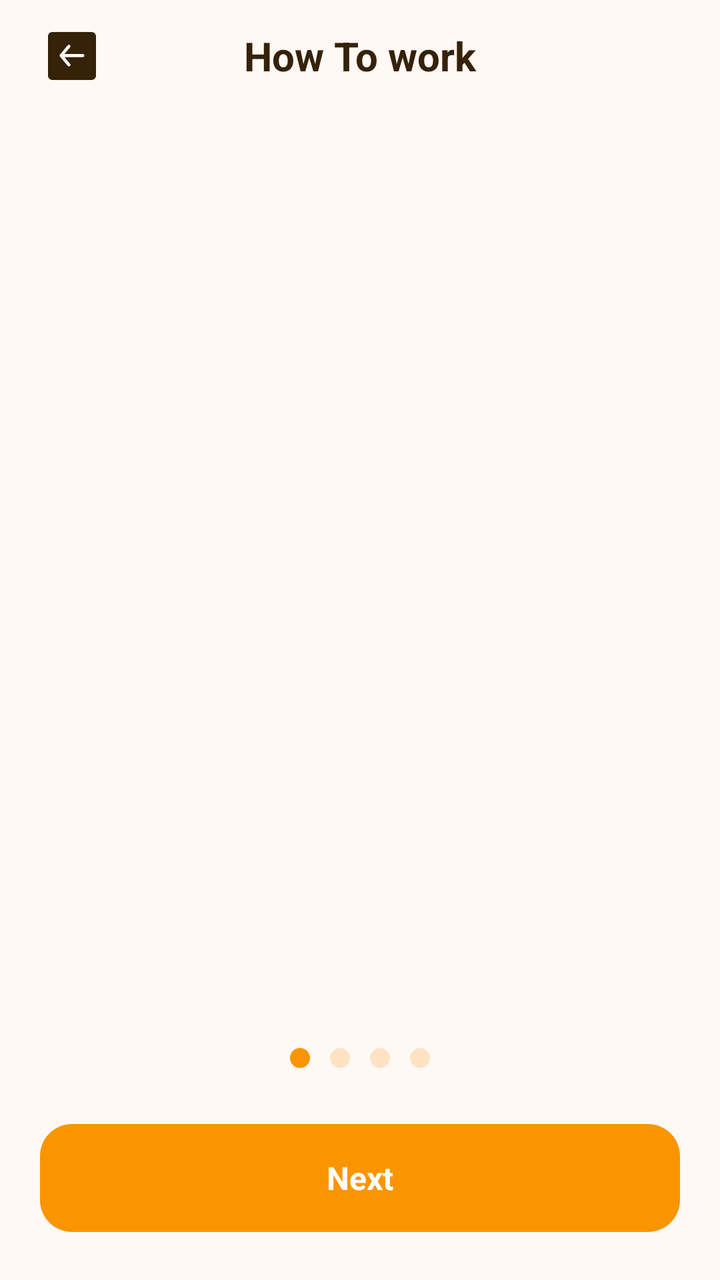
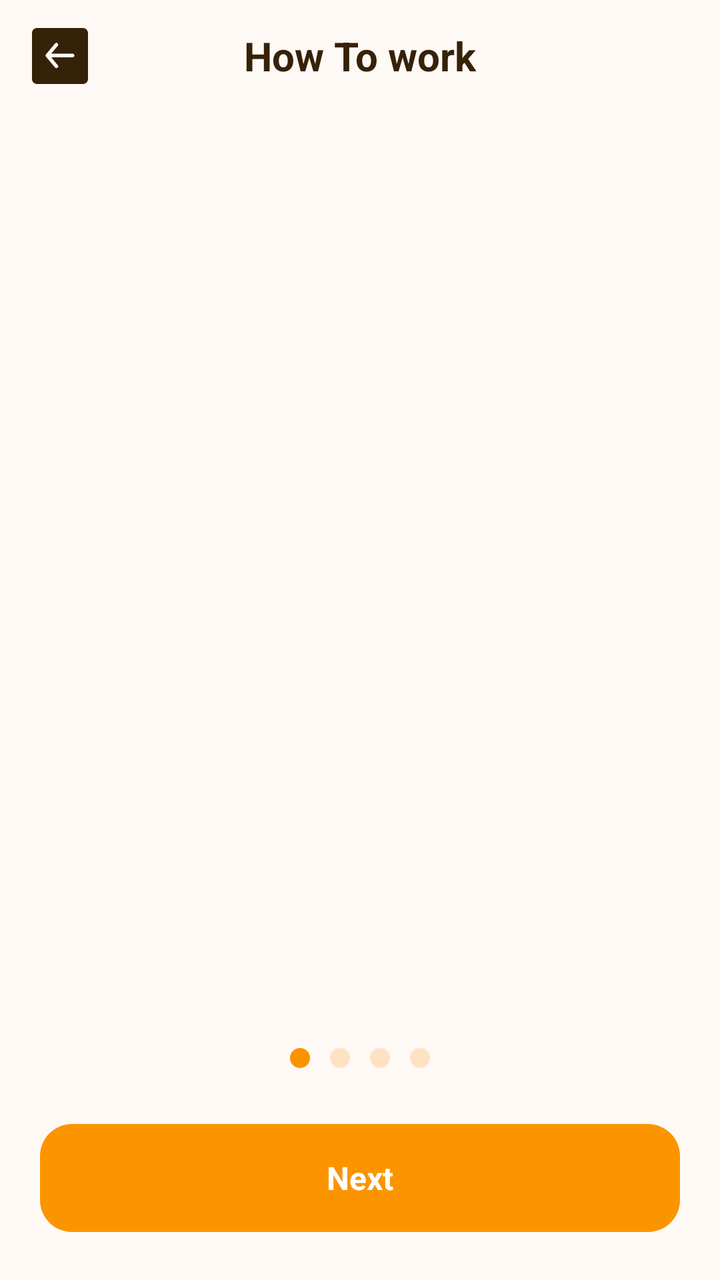

Before-and-after screenshots of an Android layout around one commit, followed by the original layout XML and the change that was made.
<!-- AndroidManifest.xml: application theme Theme.XXVIVideoDownloader -->
<!-- res/layout/activity_how_to_work.xml -->
<?xml version="1.0" encoding="utf-8"?>
<androidx.constraintlayout.widget.ConstraintLayout xmlns:android="http://schemas.android.com/apk/res/android"
    xmlns:app="http://schemas.android.com/apk/res-auto"
    xmlns:tools="http://schemas.android.com/tools"
    android:id="@+id/llHowToWorkRoot"
    android:layout_width="match_parent"
    android:layout_height="match_parent"
    android:background="@color/bg_home_cream">

    
    <FrameLayout
        android:id="@+id/howToWorkTopBar"
        android:layout_width="match_parent"
        android:layout_height="56dp"
        app:layout_constraintTop_toTopOf="parent"
        app:layout_constraintStart_toStartOf="parent"
        app:layout_constraintEnd_toEndOf="parent">

        <ImageView
            android:id="@+id/btnHowToWorkBack"
            android:layout_width="40dp"
            android:layout_height="40dp"
            android:layout_gravity="start|center_vertical"
            android:layout_marginStart="16dp"
            android:background="?attr/selectableItemBackgroundBorderless"
            android:clickable="true"
            android:focusable="true"
            android:padding="8dp"
            android:scaleType="fitCenter"
            android:src="@drawable/ic_settings_back"
            android:contentDescription="Back" />

        <TextView
            android:id="@+id/tvHowToWorkTitle"
            android:layout_width="wrap_content"
            android:layout_height="wrap_content"
            android:layout_gravity="center"
            android:text="How To work"
            android:textColor="@color/text_dark_brown"
            android:textSize="20sp"
            android:textStyle="bold" />
    </FrameLayout>

    
    <androidx.viewpager2.widget.ViewPager2
        android:id="@+id/vpHowToWork"
        android:layout_width="match_parent"
        android:layout_height="0dp"
        android:overScrollMode="never"
        app:layout_constraintTop_toBottomOf="@id/howToWorkTopBar"
        app:layout_constraintBottom_toTopOf="@id/llDotsIndicator"
        app:layout_constraintStart_toStartOf="parent"
        app:layout_constraintEnd_toEndOf="parent" />

    
    <LinearLayout
        android:id="@+id/llDotsIndicator"
        android:layout_width="wrap_content"
        android:layout_height="wrap_content"
        android:layout_marginBottom="28dp"
        android:gravity="center"
        android:orientation="horizontal"
        app:layout_constraintStart_toStartOf="parent"
        app:layout_constraintEnd_toEndOf="parent"
        app:layout_constraintBottom_toTopOf="@id/btnHowToWorkAction">

        <View
            android:id="@+id/dot1"
            android:layout_width="10dp"
            android:layout_height="10dp"
            android:layout_marginHorizontal="5dp"
            android:background="@drawable/bg_indicator_dot_active" />

        <View
            android:id="@+id/dot2"
            android:layout_width="10dp"
            android:layout_height="10dp"
            android:layout_marginHorizontal="5dp"
            android:background="@drawable/bg_indicator_dot_inactive" />

        <View
            android:id="@+id/dot3"
            android:layout_width="10dp"
            android:layout_height="10dp"
            android:layout_marginHorizontal="5dp"
            android:background="@drawable/bg_indicator_dot_inactive" />

        <View
            android:id="@+id/dot4"
            android:layout_width="10dp"
            android:layout_height="10dp"
            android:layout_marginHorizontal="5dp"
            android:background="@drawable/bg_indicator_dot_inactive" />
    </LinearLayout>

    
    <TextView
        android:id="@+id/btnHowToWorkAction"
        android:layout_width="match_parent"
        android:layout_height="54dp"
        android:layout_marginHorizontal="20dp"
        android:layout_marginBottom="24dp"
        android:background="@drawable/bg_how_to_work_btn"
        android:clickable="true"
        android:focusable="true"
        android:gravity="center"
        android:text="Next"
        android:textColor="@color/white"
        android:textSize="16sp"
        android:textStyle="bold"
        app:layout_constraintStart_toStartOf="parent"
        app:layout_constraintEnd_toEndOf="parent"
        app:layout_constraintBottom_toBottomOf="parent" />

</androidx.constraintlayout.widget.ConstraintLayout>
<!-- resources referenced by this layout -->
<resources>
  <color name="bg_home_cream">#FFF9F5</color>
  <color name="text_dark_brown">#352208</color>
  <color name="white">#FFFFFFFF</color>
  <!-- drawable bg_how_to_work_btn (drawable) -->
  <?xml version="1.0" encoding="utf-8"?>
  <ripple xmlns:android="http://schemas.android.com/apk/res/android"
      android:color="#33FFFFFF">
      <item>
          <shape android:shape="rectangle">
              <solid android:color="@color/primary_orange" />
              <corners android:radius="16dp" />
          </shape>
      </item>
  </ripple>
  <!-- drawable bg_indicator_dot_active (drawable) -->
  <?xml version="1.0" encoding="utf-8"?>
  <shape xmlns:android="http://schemas.android.com/apk/res/android"
      android:shape="oval">
      <solid android:color="@color/primary_orange" />
      <size
          android:width="10dp"
          android:height="10dp" />
  </shape>
  <!-- drawable bg_indicator_dot_inactive (drawable) -->
  <?xml version="1.0" encoding="utf-8"?>
  <shape xmlns:android="http://schemas.android.com/apk/res/android"
      android:shape="oval">
      <solid android:color="#FFE2C4" />
      <size
          android:width="10dp"
          android:height="10dp" />
  </shape>
  <!-- drawable ic_settings_back (drawable) -->
  <vector xmlns:android="http://schemas.android.com/apk/res/android"
      android:width="28dp"
      android:height="28dp"
      android:viewportWidth="28"
      android:viewportHeight="28">
      <path
          android:fillColor="#FF352208"
          android:pathData="M0 2.53c0-1.4 1.13-2.53 2.53-2.53h22.94c0.67 0 1.31 0.27 1.79 0.74 0.47 0.47 0.74 1.12 0.74 1.79v22.94c0 0.67-0.27 1.31-0.74 1.79-0.47 0.47-1.12 0.74-1.79 0.74h-22.94c-0.67 0-1.31-0.27-1.79-0.74-0.47-0.47-0.74-1.12-0.74-1.79z"/>
      <path
          android:fillColor="#FFFFF9F5"
          android:pathData="M20.32 12.84H9.62l3.27-3.93c0.15-0.19 0.23-0.43 0.2-0.67-0.02-0.23-0.13-0.45-0.32-0.6-0.18-0.16-0.42-0.23-0.66-0.21-0.24 0.02-0.46 0.14-0.61 0.32l-4.52 5.42L6.9 13.3c0 0.05 0 0.08-0.06 0.12-0.04 0.1-0.06 0.22-0.07 0.33 0 0.1 0.03 0.22 0.07 0.32 0 0.05 0 0.07 0.06 0.12l0.08 0.14 4.52 5.41c0.08 0.1 0.19 0.19 0.31 0.24 0.12 0.06 0.25 0.09 0.38 0.09 0.21 0 0.42-0.07 0.58-0.2 0.1-0.08 0.17-0.18 0.22-0.28 0.06-0.1 0.1-0.22 0.1-0.34 0.02-0.12 0-0.24-0.03-0.35-0.04-0.11-0.1-0.22-0.17-0.31L9.6 14.65h10.71c0.24 0 0.47-0.1 0.64-0.26 0.17-0.17 0.27-0.4 0.27-0.64s-0.1-0.47-0.27-0.64c-0.17-0.17-0.4-0.27-0.64-0.27Z"/>
  </vector>
  <style name="Theme.XXVIVideoDownloader" parent="Base.Theme.XXVIVideoDownloader" />
  <color name="primary_orange">#FA9500</color>
  <style name="Base.Theme.XXVIVideoDownloader" parent="Theme.Material3.DayNight.NoActionBar">
          <item name="android:windowBackground">@color/bg_home_cream</item>
          <item name="android:statusBarColor">@color/bg_home_cream</item>
          <item name="android:windowLightStatusBar" tools:targetApi="m">true</item>
          <item name="android:navigationBarColor">@color/bg_home_cream</item>
          <item name="android:windowLightNavigationBar" tools:targetApi="o_mr1">true</item>
      </style>
</resources>

<!-- the commit's change to res/layout/activity_how_to_work.xml (unified diff, before → after) -->
@@ -18,16 +18,15 @@
 
         <ImageView
             android:id="@+id/btnHowToWorkBack"
-            android:layout_width="40dp"
-            android:layout_height="40dp"
+            android:layout_width="28dp"
+            android:layout_height="28dp"
             android:layout_gravity="start|center_vertical"
             android:layout_marginStart="16dp"
             android:background="?attr/selectableItemBackgroundBorderless"
             android:clickable="true"
             android:focusable="true"
-            android:padding="8dp"
             android:scaleType="fitCenter"
-            android:src="@drawable/ic_settings_back"
+            android:src="@drawable/ic_btn_back"
             android:contentDescription="Back" />
 
         <TextView
<!-- resource entries referenced after the edit -->
@@ -32,7 +32,7 @@
           android:width="10dp"
           android:height="10dp" />
   </shape>
-  <!-- drawable ic_settings_back (drawable) -->
+  <!-- drawable ic_btn_back (drawable) -->
   <vector xmlns:android="http://schemas.android.com/apk/res/android"
       android:width="28dp"
       android:height="28dp"
@@ -43,7 +43,7 @@
           android:pathData="M0 2.53c0-1.4 1.13-2.53 2.53-2.53h22.94c0.67 0 1.31 0.27 1.79 0.74 0.47 0.47 0.74 1.12 0.74 1.79v22.94c0 0.67-0.27 1.31-0.74 1.79-0.47 0.47-1.12 0.74-1.79 0.74h-22.94c-0.67 0-1.31-0.27-1.79-0.74-0.47-0.47-0.74-1.12-0.74-1.79z"/>
       <path
           android:fillColor="#FFFFF9F5"
-          android:pathData="M20.32 12.84H9.62l3.27-3.93c0.15-0.19 0.23-0.43 0.2-0.67-0.02-0.23-0.13-0.45-0.32-0.6-0.18-0.16-0.42-0.23-0.66-0.21-0.24 0.02-0.46 0.14-0.61 0.32l-4.52 5.42L6.9 13.3c0 0.05 0 0.08-0.06 0.12-0.04 0.1-0.06 0.22-0.07 0.33 0 0.1 0.03 0.22 0.07 0.32 0 0.05 0 0.07 0.06 0.12l0.08 0.14 4.52 5.41c0.08 0.1 0.19 0.19 0.31 0.24 0.12 0.06 0.25 0.09 0.38 0.09 0.21 0 0.42-0.07 0.58-0.2 0.1-0.08 0.17-0.18 0.22-0.28 0.06-0.1 0.1-0.22 0.1-0.34 0.02-0.12 0-0.24-0.03-0.35-0.04-0.11-0.1-0.22-0.17-0.31L9.6 14.65h10.71c0.24 0 0.47-0.1 0.64-0.26 0.17-0.17 0.27-0.4 0.27-0.64s-0.1-0.47-0.27-0.64c-0.17-0.17-0.4-0.27-0.64-0.27Z"/>
+          android:pathData="M20.32 12.84H9.61l3.28-3.93c0.15-0.19 0.23-0.43 0.2-0.67-0.02-0.23-0.13-0.45-0.32-0.6-0.18-0.16-0.42-0.23-0.66-0.21-0.24 0.02-0.46 0.14-0.61 0.32l-4.52 5.42L6.9 13.3c0 0.05 0 0.08-0.06 0.12-0.04 0.1-0.06 0.22-0.07 0.33 0 0.1 0.03 0.22 0.07 0.32 0 0.05 0 0.07 0.06 0.12l0.08 0.14 4.52 5.41c0.08 0.1 0.19 0.19 0.3 0.24 0.13 0.06 0.26 0.09 0.4 0.09 0.2 0 0.4-0.07 0.57-0.2 0.1-0.08 0.17-0.18 0.22-0.28 0.06-0.1 0.1-0.22 0.1-0.34 0.02-0.12 0-0.24-0.03-0.35-0.04-0.11-0.1-0.22-0.17-0.31L9.6 14.65h10.71c0.24 0 0.47-0.1 0.64-0.26 0.17-0.17 0.27-0.4 0.27-0.64s-0.1-0.47-0.27-0.64c-0.17-0.17-0.4-0.27-0.64-0.27Z"/>
   </vector>
   <style name="Theme.XXVIVideoDownloader" parent="Base.Theme.XXVIVideoDownloader" />
   <color name="primary_orange">#FA9500</color>
